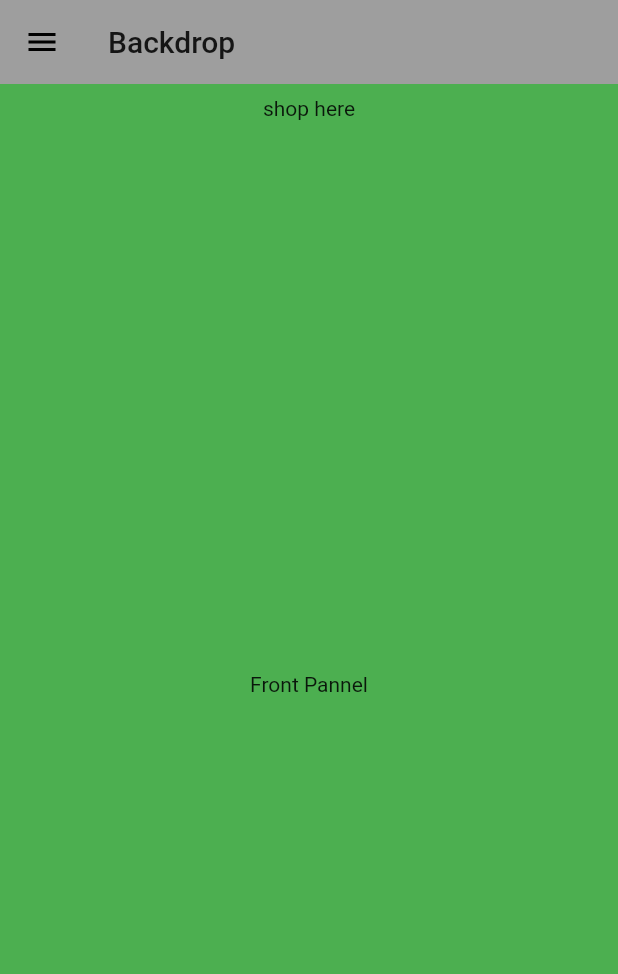
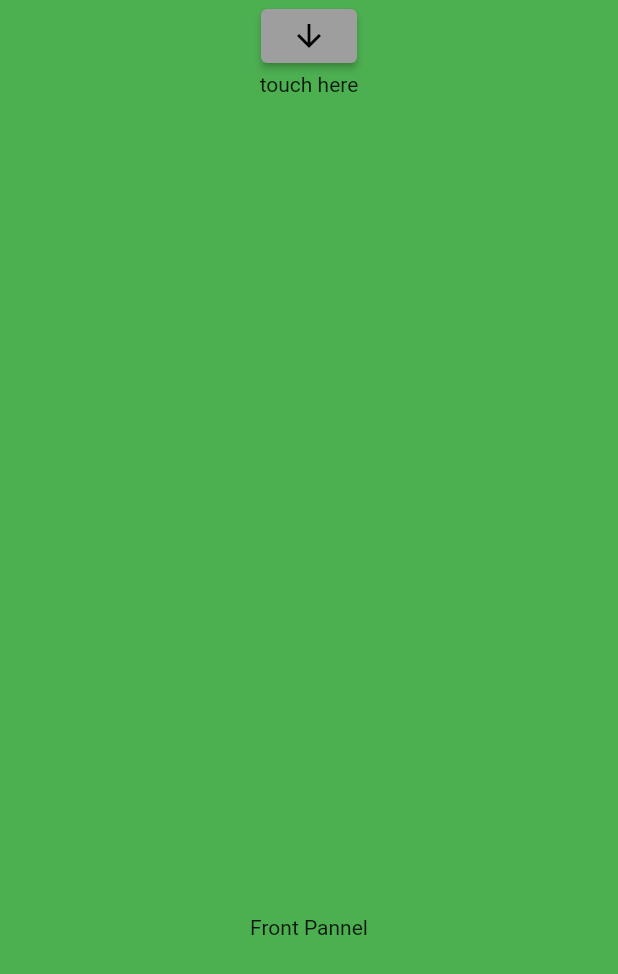
Before and after one commit to Jaivion/ZerodhaClone, a Flutter app: the screen it shows after launch, on a phone screen of 412 x 824 dp. Shown: the top 974 px of the screen. Run offline on Flutter 3.47's test engine with Material 2 defaults, Android fonts, the phone set to English and light mode, and no system bars.

Commit message:
embedded backdrop

```diff
--- a/lib/homepage.dart
+++ b/lib/homepage.dart
@@ -1,36 +1,20 @@
 import 'package:flutter/material.dart';
-import 'package:zerodhakite/pages/apps/apps.dart';
-import 'package:zerodhakite/pages/homeLayout/home_layout.dart';
-import 'package:zerodhakite/pages/orders/orders.dart';
-import 'package:zerodhakite/pages/positions/positions.dart';
-import 'package:zerodhakite/pages/profile/profile.dart';
-import 'package:zerodhakite/pages/watchlist/watchlist.dart';
 
 class Homepage extends StatefulWidget {
-  const Homepage({Key? key}) : super(key: key);
+  const Homepage({Key? key, required this.title}) : super(key: key);
+  final String title;
 
   @override
-  _HomepageState createState() => _HomepageState();
+  State<Homepage> createState() => _HomepageState();
 }
 
 class _HomepageState extends State<Homepage>
     with SingleTickerProviderStateMixin {
- late AnimationController controller;
+  bool buttonclicked = false;
 
-  // static const headerheight = 32.0;
-
-  // int _currentIndex = 0;
-  // final tabs = const [
-  //   Watchlist(),
-  //   Orders(),
-  //   Positions(),
-  //   Apps(),
-  //   Profile(),
-  // ];
-
+  late AnimationController controller;
   @override
   void initState() {
-    // TODO: implement initState
     super.initState();
     controller = AnimationController(
         vsync: this, duration: const Duration(microseconds: 100), value: 1.0);
@@ -38,24 +22,101 @@ class _HomepageState extends State<Homepage>
 
   @override
   void dispose() {
-    // TODO: implement dispose
     super.dispose();
     controller.dispose();
   }
 
-bool get isPannelVisible{
-  final AnimationStatus status = controller.status;
-  return status == AnimationStatus.completed || status == AnimationStatus.forward;
-}
+  bool get isPannelVisible {
+    final AnimationStatus status = controller.status;
+    return status == AnimationStatus.completed ||
+        status == AnimationStatus.forward;
+  }
+
+  //------------------------------------------
+
+  static const headerheight = 500.0;
+  Animation<RelativeRect> getPannelAnimation(BoxConstraints constraints) {
+    final height = constraints.biggest.height;
+    final backPannelHeight = height - headerheight;
+    const frontPannelHeight = -headerheight;
+    return RelativeRectTween(
+            begin: RelativeRect.fromLTRB(
+                0.0, backPannelHeight, 0.0, frontPannelHeight),
+            end: const RelativeRect.fromLTRB(0.0, 0.0, 0.0, 0.0))
+        .animate(CurvedAnimation(parent: controller, curve: Curves.linear));
+  }
+
+  //mycode-------------
+  void onClick() {
+    controller.fling(velocity: isPannelVisible ? -1.0 : 1.0);
+    setState(() {
+      buttonclicked ? (buttonclicked = false) : (buttonclicked = true);
+    });
+  }
+
+  Widget bothPannels(BuildContext context, BoxConstraints constraints) {
+    final ThemeData = Theme.of(context);
+    var size = MediaQuery.of(context).size;
+
+    return SafeArea(
+      child: Container(
+        height: size.height,
+        width: size.width,
+        child: Stack(
+          children: [
+            Center(
+              child: Container(
+                child: Column(
+                  children: [
+                    const Text("Back Pannel"),
+                    ElevatedButton(
+                        onPressed: onClick, child: const Icon(Icons.close)),
+                  ],
+                ),
+              ),
+            ),
+            PositionedTransition(
+              rect: getPannelAnimation(constraints),
+              child: Material(
+                child: Container(
+                  height: size.height,
+                  width: size.width,
+                  color: Colors.green,
+                  child: Column(
+                    children: [
+                      Expanded(
+                        child: Container(
+                          child: Column(children: [
+                            ElevatedButton(
+                                onPressed: onClick,
+                                child: buttonclicked
+                                    ? const Icon(Icons.arrow_upward)
+                                    : const Icon(Icons.arrow_downward)),
+                            const Text("touch here"),
+                          ]),
+                        ),
+                      ),
+                      const Expanded(
+                          child: Center(
+                        child: Text("Front Pannel"),
+                      ))
+                    ],
+                  ),
+                ),
+              ),
+            )
+          ],
+        ),
+      ),
+    );
+  }
+
   @override
   Widget build(BuildContext context) {
+//var size = MediaQuery.of(context).size;
+
     return Scaffold(
-      appBar: AppBar(
-        title: const Text("Backdrop"),
-        elevation: 0.0,
-        leading: IconButton( onPressed: () {controller.fling(velocity: isPannelVisible ? -1.0 : 1.0);}, icon: AnimatedIcon(icon: AnimatedIcons.close_menu,progress: controller.view,)),
-      ),
-      body: Homelayout(controller: controller),
+      body: LayoutBuilder(builder: bothPannels),
     );
   }
 }
--- a/lib/main.dart
+++ b/lib/main.dart
@@ -29,7 +29,9 @@ class _MyAppState extends State<MyApp> {
 }
 
 class MyHomePage extends StatefulWidget {
-  const MyHomePage({Key? key,}) : super(key: key);
+  const MyHomePage({
+    Key? key,
+  }) : super(key: key);
 
   @override
   State<MyHomePage> createState() => _MyHomePageState();
@@ -42,8 +44,13 @@ class _MyHomePageState extends State<MyHomePage> {
     Timer(
         const Duration(seconds: 3),
         () => Navigator.pushReplacement(
-            context, MaterialPageRoute(builder: (context) => const Homepage())));
+            context,
+            MaterialPageRoute(
+                builder: (context) => const Homepage(
+                      title: 'Overview',
+                    ))));
   }
+
   @override
   Widget build(BuildContext context) {
     return MaterialApp(
@@ -52,7 +59,9 @@ class _MyHomePageState extends State<MyHomePage> {
         // When navigating to the "/" route, build the FirstScreen widget.
         //'/login': (context) => const LoginScreen(),
         // When navigating to the "/second" route, build the SecondScreen widget.
-        '/homeScreen': (context) => const Homepage(),
+        '/homeScreen': (context) => const Homepage(
+              title: 'Overview',
+            ),
         //'/drawerScreen': (context) =>  CustomDrawer(),
       },
       home: Material(
@@ -104,7 +113,6 @@ class _MyHomePageState extends State<MyHomePage> {
                                 fontStyle: null,
                                 color: Colors.grey[200]),
                           ),
-
                         ],
                       ),
                       //  const Text(
@@ -152,5 +160,4 @@ class _MyHomePageState extends State<MyHomePage> {
     );
     //Image.asset('assets/images/splashscreen.png', fit: BoxFit.cover),
   }
-
 }
--- a/lib/pages/homeLayout/home_layout.dart
+++ b/lib/pages/homeLayout/home_layout.dart
@@ -1,5 +1,6 @@
 import 'package:flutter/material.dart';
 import 'package:flutter/rendering.dart';
+import 'package:zerodhakite/homepage.dart';
 
 class Homelayout extends StatefulWidget {
   //const Homelayout({Key? key}) : super(key: key);
@@ -45,9 +46,20 @@ class _HomelayoutState extends State<Homelayout> {
                   children: [
                     Container(
                       height: headerheight,
-                      child: const Center(
-                        child: Text("shop here"),
-                      ),
+                      child: Column(children: const [
+                        // IconButton(
+                        //     onPressed: () {
+                        //       Homepage().controller.fling(
+                        //           velocity: Homepage.isPannelVisible ? -1.0 : 1.0);
+                        //     },
+                        //     icon: AnimatedIcon(
+                        //       icon: AnimatedIcons.close_menu,
+                        //       progress: controller.view,
+                        //     )),
+
+                        Text("shop here"),
+
+                      ]),
                     ),
                     const Expanded(
                         child: Center(
```
Lines whose indentation alone changed are shown as unchanged.
